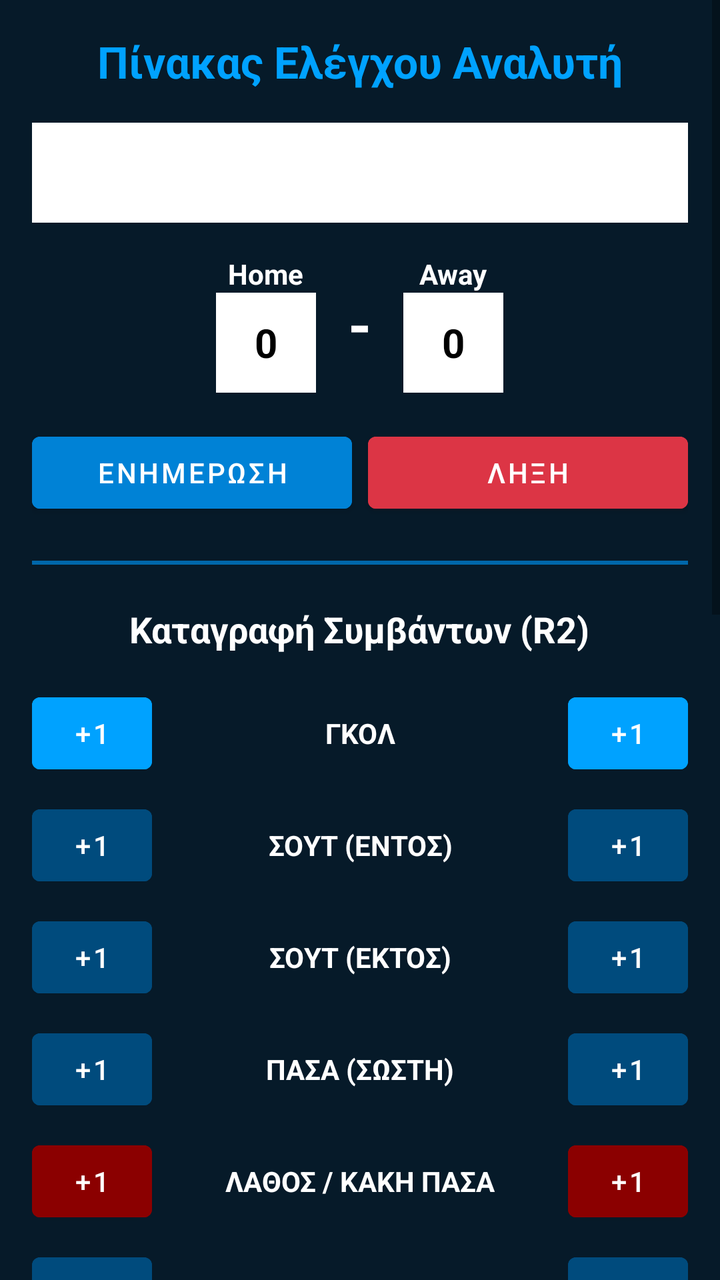
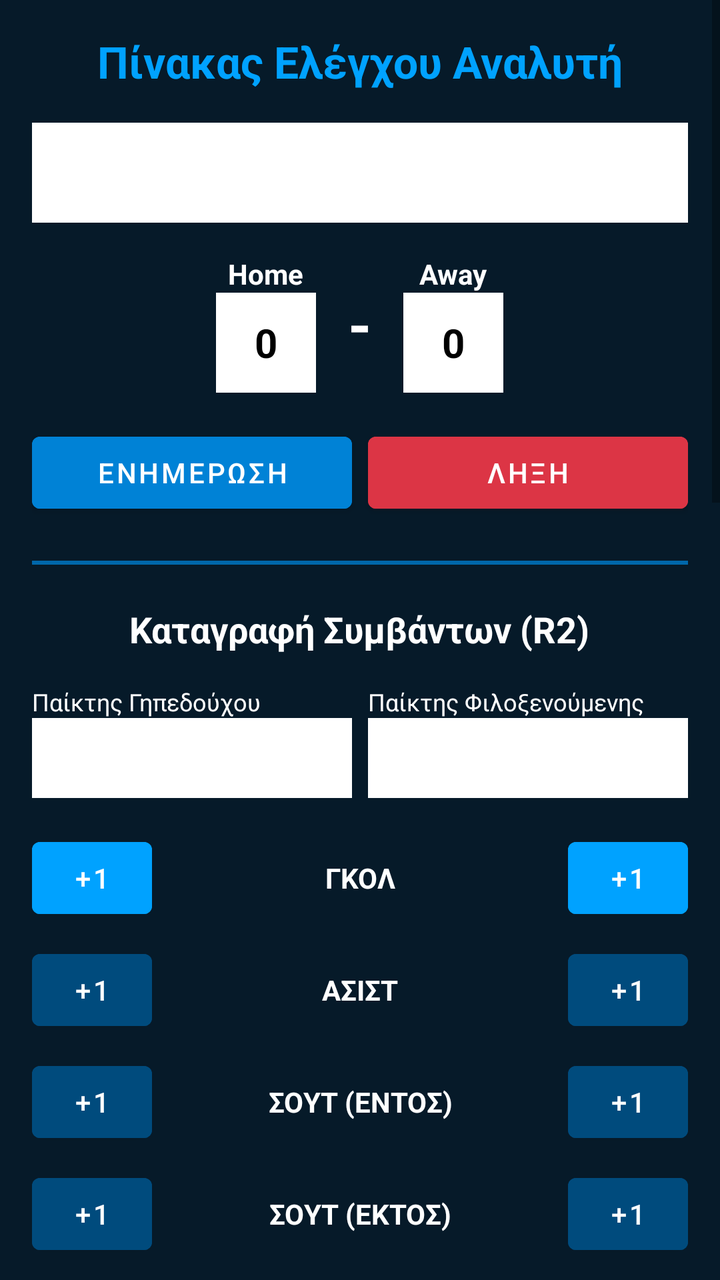

Before-and-after screenshots of an Android layout around one commit, followed by the original layout XML and the change that was made.
<!-- AndroidManifest.xml: application theme Theme.Tempproject -->
<!-- res/layout/activity_manage_match.xml -->
<?xml version="1.0" encoding="utf-8"?>
<ScrollView xmlns:android="http://schemas.android.com/apk/res/android"
    xmlns:app="http://schemas.android.com/apk/res-auto"
    android:layout_width="match_parent"
    android:layout_height="match_parent"
    android:background="@color/palette_blue_6"
    android:fillViewport="true">

    <LinearLayout
        android:layout_width="match_parent"
        android:layout_height="wrap_content"
        android:orientation="vertical"
        android:padding="16dp"
        android:gravity="center_horizontal">

        <TextView
            android:layout_width="wrap_content"
            android:layout_height="wrap_content"
            android:text="Πίνακας Ελέγχου Αναλυτή"
            android:textSize="22sp"
            android:textStyle="bold"
            android:textColor="@color/palette_blue_1"
            android:layout_marginBottom="16dp"/>

        <Spinner
            android:id="@+id/matchSpinner"
            android:layout_width="match_parent"
            android:layout_height="50dp"
            android:background="@color/white"
            android:layout_marginBottom="16dp"/>

        <LinearLayout
            android:layout_width="match_parent"
            android:layout_height="wrap_content"
            android:orientation="horizontal"
            android:gravity="center"
            android:layout_marginBottom="16dp">

            <LinearLayout
                android:layout_width="wrap_content"
                android:layout_height="wrap_content"
                android:orientation="vertical"
                android:gravity="center"
                android:layout_marginEnd="16dp">
                <TextView
                    android:id="@+id/homeTeamTxt"
                    android:layout_width="wrap_content"
                    android:layout_height="wrap_content"
                    android:text="Home"
                    android:textColor="@color/white"
                    android:textStyle="bold"/>
                <TextView
                    android:id="@+id/homeScoreInput"
                    android:layout_width="50dp"
                    android:layout_height="50dp"
                    android:text="0"
                    android:gravity="center"
                    android:textSize="20sp"
                    android:textColor="@color/black"
                    android:textStyle="bold"
                    android:background="@color/white"/>
            </LinearLayout>

            <TextView
                android:layout_width="wrap_content"
                android:layout_height="wrap_content"
                android:text="-"
                android:textColor="@color/white"
                android:textSize="30sp"
                android:textStyle="bold"/>

            <LinearLayout
                android:layout_width="wrap_content"
                android:layout_height="wrap_content"
                android:orientation="vertical"
                android:gravity="center"
                android:layout_marginStart="16dp">
                <TextView
                    android:id="@+id/awayTeamTxt"
                    android:layout_width="wrap_content"
                    android:layout_height="wrap_content"
                    android:text="Away"
                    android:textColor="@color/white"
                    android:textStyle="bold"/>
                <TextView
                    android:id="@+id/awayScoreInput"
                    android:layout_width="50dp"
                    android:layout_height="50dp"
                    android:text="0"
                    android:gravity="center"
                    android:textSize="20sp"
                    android:textColor="@color/black"
                    android:textStyle="bold"
                    android:background="@color/white"/>
            </LinearLayout>
        </LinearLayout>

        <LinearLayout
            android:layout_width="match_parent"
            android:layout_height="wrap_content"
            android:orientation="horizontal">
            <Button
                android:id="@+id/btnUpdateScore"
                android:layout_width="0dp"
                android:layout_height="wrap_content"
                android:layout_weight="1"
                android:layout_marginEnd="4dp"
                android:text="Ενημερωση"
                android:backgroundTint="@color/palette_blue_2"/>
            <Button
                android:id="@+id/btnFinishMatch"
                android:layout_width="0dp"
                android:layout_height="wrap_content"
                android:layout_weight="1"
                android:layout_marginStart="4dp"
                android:text="Ληξη"
                android:backgroundTint="#dc3545"/>
        </LinearLayout>

        <View android:layout_width="match_parent" android:layout_height="2dp" android:background="@color/palette_blue_3" android:layout_marginTop="20dp" android:layout_marginBottom="20dp"/>

        <TextView
            android:layout_width="wrap_content"
            android:layout_height="wrap_content"
            android:text="Καταγραφή Συμβάντων (R2)"
            android:textColor="@color/white"
            android:textSize="18sp"
            android:textStyle="bold"
            android:layout_marginBottom="16dp"/>

        <LinearLayout android:layout_width="match_parent" android:layout_height="wrap_content" android:orientation="horizontal" android:gravity="center" android:layout_marginBottom="8dp">
            <Button android:id="@+id/btnHomeGoal" android:layout_width="60dp" android:layout_height="wrap_content" android:text="+1" android:backgroundTint="@color/palette_blue_1"/>
            <TextView android:layout_width="0dp" android:layout_height="wrap_content" android:layout_weight="1" android:text="ΓΚΟΛ" android:textColor="@color/white" android:gravity="center" android:textStyle="bold"/>
            <Button android:id="@+id/btnAwayGoal" android:layout_width="60dp" android:layout_height="wrap_content" android:text="+1" android:backgroundTint="@color/palette_blue_1"/>
        </LinearLayout>

        <LinearLayout android:layout_width="match_parent" android:layout_height="wrap_content" android:orientation="horizontal" android:gravity="center" android:layout_marginBottom="8dp">
            <Button android:id="@+id/btnHomeShotOn" android:layout_width="60dp" android:layout_height="wrap_content" android:text="+1" android:backgroundTint="@color/palette_blue_4"/>
            <TextView android:layout_width="0dp" android:layout_height="wrap_content" android:layout_weight="1" android:text="ΣΟΥΤ (ΕΝΤΟΣ)" android:textColor="@color/white" android:gravity="center" android:textStyle="bold"/>
            <Button android:id="@+id/btnAwayShotOn" android:layout_width="60dp" android:layout_height="wrap_content" android:text="+1" android:backgroundTint="@color/palette_blue_4"/>
        </LinearLayout>

        <LinearLayout android:layout_width="match_parent" android:layout_height="wrap_content" android:orientation="horizontal" android:gravity="center" android:layout_marginBottom="8dp">
            <Button android:id="@+id/btnHomeShotOff" android:layout_width="60dp" android:layout_height="wrap_content" android:text="+1" android:backgroundTint="@color/palette_blue_4"/>
            <TextView android:layout_width="0dp" android:layout_height="wrap_content" android:layout_weight="1" android:text="ΣΟΥΤ (ΕΚΤΟΣ)" android:textColor="@color/white" android:gravity="center" android:textStyle="bold"/>
            <Button android:id="@+id/btnAwayShotOff" android:layout_width="60dp" android:layout_height="wrap_content" android:text="+1" android:backgroundTint="@color/palette_blue_4"/>
        </LinearLayout>

        <LinearLayout android:layout_width="match_parent" android:layout_height="wrap_content" android:orientation="horizontal" android:gravity="center" android:layout_marginBottom="8dp">
            <Button android:id="@+id/btnHomePassSucc" android:layout_width="60dp" android:layout_height="wrap_content" android:text="+1" android:backgroundTint="@color/palette_blue_4"/>
            <TextView android:layout_width="0dp" android:layout_height="wrap_content" android:layout_weight="1" android:text="ΠΑΣΑ (ΣΩΣΤΗ)" android:textColor="@color/white" android:gravity="center" android:textStyle="bold"/>
            <Button android:id="@+id/btnAwayPassSucc" android:layout_width="60dp" android:layout_height="wrap_content" android:text="+1" android:backgroundTint="@color/palette_blue_4"/>
        </LinearLayout>

        <LinearLayout android:layout_width="match_parent" android:layout_height="wrap_content" android:orientation="horizontal" android:gravity="center" android:layout_marginBottom="8dp">
            <Button android:id="@+id/btnHomePassFail" android:layout_width="60dp" android:layout_height="wrap_content" android:text="+1" android:backgroundTint="#8B0000"/>
            <TextView android:layout_width="0dp" android:layout_height="wrap_content" android:layout_weight="1" android:text="ΛΑΘΟΣ / ΚΑΚΗ ΠΑΣΑ" android:textColor="@color/white" android:gravity="center" android:textStyle="bold"/>
            <Button android:id="@+id/btnAwayPassFail" android:layout_width="60dp" android:layout_height="wrap_content" android:text="+1" android:backgroundTint="#8B0000"/>
        </LinearLayout>

        <LinearLayout android:layout_width="match_parent" android:layout_height="wrap_content" android:orientation="horizontal" android:gravity="center" android:layout_marginBottom="8dp">
            <Button android:id="@+id/btnHomeTackleSucc" android:layout_width="60dp" android:layout_height="wrap_content" android:text="+1" android:backgroundTint="@color/palette_blue_4"/>
            <TextView android:layout_width="0dp" android:layout_height="wrap_content" android:layout_weight="1" android:text="ΤΑΚΛΙΝ (ΕΠΙΤΥΧΕΣ)" android:textColor="@color/white" android:gravity="center" android:textStyle="bold"/>
            <Button android:id="@+id/btnAwayTackleSucc" android:layout_width="60dp" android:layout_height="wrap_content" android:text="+1" android:backgroundTint="@color/palette_blue_4"/>
        </LinearLayout>

        <LinearLayout android:layout_width="match_parent" android:layout_height="wrap_content" android:orientation="horizontal" android:gravity="center" android:layout_marginBottom="8dp">
            <Button android:id="@+id/btnHomeCross" android:layout_width="60dp" android:layout_height="wrap_content" android:text="+1" android:backgroundTint="@color/palette_blue_4"/>
            <TextView android:layout_width="0dp" android:layout_height="wrap_content" android:layout_weight="1" android:text="ΣΕΝΤΡΑ" android:textColor="@color/white" android:gravity="center" android:textStyle="bold"/>
            <Button android:id="@+id/btnAwayCross" android:layout_width="60dp" android:layout_height="wrap_content" android:text="+1" android:backgroundTint="@color/palette_blue_4"/>
        </LinearLayout>

        <LinearLayout android:layout_width="match_parent" android:layout_height="wrap_content" android:orientation="horizontal" android:gravity="center" android:layout_marginBottom="8dp">
            <Button android:id="@+id/btnHomeAssist" android:layout_width="60dp" android:layout_height="wrap_content" android:text="+1" android:backgroundTint="@color/palette_blue_4"/>
            <TextView android:layout_width="0dp" android:layout_height="wrap_content" android:layout_weight="1" android:text="ΑΣΙΣΤ" android:textColor="@color/white" android:gravity="center" android:textStyle="bold"/>
            <Button android:id="@+id/btnAwayAssist" android:layout_width="60dp" android:layout_height="wrap_content" android:text="+1" android:backgroundTint="@color/palette_blue_4"/>
        </LinearLayout>

        <LinearLayout android:layout_width="match_parent" android:layout_height="wrap_content" android:orientation="horizontal" android:gravity="center" android:layout_marginBottom="8dp">
            <Button android:id="@+id/btnHomeFoul" android:layout_width="60dp" android:layout_height="wrap_content" android:text="+1" android:backgroundTint="@color/palette_blue_4"/>
            <TextView android:layout_width="0dp" android:layout_height="wrap_content" android:layout_weight="1" android:text="ΦΑΟΥΛ ΚΑΤΑ" android:textColor="@color/white" android:gravity="center" android:textStyle="bold"/>
            <Button android:id="@+id/btnAwayFoul" android:layout_width="60dp" android:layout_height="wrap_content" android:text="+1" android:backgroundTint="@color/palette_blue_4"/>
        </LinearLayout>

        <LinearLayout android:layout_width="match_parent" android:layout_height="wrap_content" android:orientation="horizontal" android:gravity="center" android:layout_marginBottom="8dp">
            <Button android:id="@+id/btnHomeCorner" android:layout_width="60dp" android:layout_height="wrap_content" android:text="+1" android:backgroundTint="@color/palette_blue_4"/>
            <TextView android:layout_width="0dp" android:layout_height="wrap_content" android:layout_weight="1" android:text="ΚΟΡΝΕΡ" android:textColor="@color/white" android:gravity="center" android:textStyle="bold"/>
            <Button android:id="@+id/btnAwayCorner" android:layout_width="60dp" android:layout_height="wrap_content" android:text="+1" android:backgroundTint="@color/palette_blue_4"/>
        </LinearLayout>

        <LinearLayout android:layout_width="match_parent" android:layout_height="wrap_content" android:orientation="horizontal" android:gravity="center" android:layout_marginBottom="8dp">
            <Button android:id="@+id/btnHomeYellow" android:layout_width="60dp" android:layout_height="wrap_content" android:text="+1" android:backgroundTint="#FBC02D" android:textColor="@color/black"/>
            <TextView android:layout_width="0dp" android:layout_height="wrap_content" android:layout_weight="1" android:text="ΚΙΤΡΙΝΕΣ" android:textColor="@color/white" android:gravity="center" android:textStyle="bold"/>
            <Button android:id="@+id/btnAwayYellow" android:layout_width="60dp" android:layout_height="wrap_content" android:text="+1" android:backgroundTint="#FBC02D" android:textColor="@color/black"/>
        </LinearLayout>

        <LinearLayout android:layout_width="match_parent" android:layout_height="wrap_content" android:orientation="horizontal" android:gravity="center" android:layout_marginBottom="8dp">
            <Button android:id="@+id/btnHomeRed" android:layout_width="60dp" android:layout_height="wrap_content" android:text="+1" android:backgroundTint="#D32F2F" android:textColor="@color/white"/>
            <TextView android:layout_width="0dp" android:layout_height="wrap_content" android:layout_weight="1" android:text="ΚΟΚΚΙΝΕΣ" android:textColor="@color/white" android:gravity="center" android:textStyle="bold"/>
            <Button android:id="@+id/btnAwayRed" android:layout_width="60dp" android:layout_height="wrap_content" android:text="+1" android:backgroundTint="#D32F2F" android:textColor="@color/white"/>
        </LinearLayout>

        <View android:layout_width="match_parent" android:layout_height="2dp" android:background="@color/palette_blue_3" android:layout_marginTop="16dp" android:layout_marginBottom="20dp"/>

        <TextView
            android:layout_width="wrap_content"
            android:layout_height="wrap_content"
            android:text="Αλλαγές Παικτών (R1)"
            android:textColor="@color/white"
            android:textSize="18sp"
            android:textStyle="bold"
            android:layout_marginBottom="16dp"/>

        <LinearLayout
            android:layout_width="match_parent"
            android:layout_height="wrap_content"
            android:orientation="vertical"
            android:background="@color/palette_blue_5"
            android:padding="12dp">

            <TextView android:layout_width="match_parent" android:layout_height="wrap_content" android:text="Παίκτης ΕΚΤΟΣ (Βασικός):" android:textColor="@color/white"/>
            <Spinner android:id="@+id/spinnerPlayerOut" android:layout_width="match_parent" android:layout_height="40dp" android:background="@color/white" android:layout_marginBottom="10dp" android:layout_marginTop="4dp"/>

            <TextView android:layout_width="match_parent" android:layout_height="wrap_content" android:text="Παίκτης ΕΝΤΟΣ (Αναπληρωματικός):" android:textColor="@color/white"/>
            <Spinner android:id="@+id/spinnerPlayerIn" android:layout_width="match_parent" android:layout_height="40dp" android:background="@color/white" android:layout_marginBottom="16dp" android:layout_marginTop="4dp"/>

            <Button
                android:id="@+id/btnSubstitute"
                android:layout_width="match_parent"
                android:layout_height="wrap_content"
                android:text="Καταχωρηση Αλλαγης"
                android:backgroundTint="@color/palette_blue_2"/>
        </LinearLayout>

    </LinearLayout>
</ScrollView>
<!-- resources referenced by this layout -->
<resources>
  <color name="black">#FF000000</color>
  <color name="palette_blue_1">#FF00A2FF</color>
  <color name="palette_blue_2">#FF0082D6</color>
  <color name="palette_blue_3">#FF0067AA</color>
  <color name="palette_blue_4">#FF004B7D</color>
  <color name="palette_blue_5">#FF003058</color>
  <color name="palette_blue_6">#FF061A29</color>
  <color name="white">#FFFFFFFF</color>
  <style name="Theme.Tempproject" parent="Theme.MaterialComponents.DayNight.DarkActionBar">
          
          <item name="colorPrimary">@color/purple_500</item>
          <item name="colorPrimaryVariant">@color/purple_700</item>
          <item name="colorOnPrimary">@color/white</item>
          
          <item name="colorSecondary">@color/teal_200</item>
          <item name="colorSecondaryVariant">@color/teal_700</item>
          <item name="colorOnSecondary">@color/black</item>
  
          <item name="android:statusBarColor">?attr/colorPrimaryVariant</item>
  
      </style>
  <color name="purple_500">#FF6200EE</color>
  <color name="purple_700">#FF3700B3</color>
  <color name="teal_200">#FF03DAC5</color>
  <color name="teal_700">#FF018786</color>
</resources>

<!-- the commit's change to res/layout/activity_manage_match.xml (unified diff, before → after) -->
@@ -128,6 +128,33 @@
             android:textStyle="bold"
             android:layout_marginBottom="16dp"/>
 
+        <LinearLayout
+            android:layout_width="match_parent"
+            android:layout_height="wrap_content"
+            android:orientation="horizontal"
+            android:layout_marginBottom="16dp">
+
+            <LinearLayout
+                android:layout_width="0dp"
+                android:layout_height="wrap_content"
+                android:layout_weight="1"
+                android:orientation="vertical"
+                android:layout_marginEnd="4dp">
+                <TextView android:layout_width="wrap_content" android:layout_height="wrap_content" android:text="Παίκτης Γηπεδούχου" android:textColor="@color/white" android:textSize="12sp"/>
+                <Spinner android:id="@+id/spinnerHomePlayer" android:layout_width="match_parent" android:layout_height="40dp" android:background="@color/white"/>
+            </LinearLayout>
+
+            <LinearLayout
+                android:layout_width="0dp"
+                android:layout_height="wrap_content"
+                android:layout_weight="1"
+                android:orientation="vertical"
+                android:layout_marginStart="4dp">
+                <TextView android:layout_width="wrap_content" android:layout_height="wrap_content" android:text="Παίκτης Φιλοξενούμενης" android:textColor="@color/white" android:textSize="12sp"/>
+                <Spinner android:id="@+id/spinnerAwayPlayer" android:layout_width="match_parent" android:layout_height="40dp" android:background="@color/white"/>
+            </LinearLayout>
+        </LinearLayout>
+
         <LinearLayout android:layout_width="match_parent" android:layout_height="wrap_content" android:orientation="horizontal" android:gravity="center" android:layout_marginBottom="8dp">
             <Button android:id="@+id/btnHomeGoal" android:layout_width="60dp" android:layout_height="wrap_content" android:text="+1" android:backgroundTint="@color/palette_blue_1"/>
             <TextView android:layout_width="0dp" android:layout_height="wrap_content" android:layout_weight="1" android:text="ΓΚΟΛ" android:textColor="@color/white" android:gravity="center" android:textStyle="bold"/>
@@ -135,6 +162,12 @@
         </LinearLayout>
 
         <LinearLayout android:layout_width="match_parent" android:layout_height="wrap_content" android:orientation="horizontal" android:gravity="center" android:layout_marginBottom="8dp">
+            <Button android:id="@+id/btnHomeAssist" android:layout_width="60dp" android:layout_height="wrap_content" android:text="+1" android:backgroundTint="@color/palette_blue_4"/>
+            <TextView android:layout_width="0dp" android:layout_height="wrap_content" android:layout_weight="1" android:text="ΑΣΙΣΤ" android:textColor="@color/white" android:gravity="center" android:textStyle="bold"/>
+            <Button android:id="@+id/btnAwayAssist" android:layout_width="60dp" android:layout_height="wrap_content" android:text="+1" android:backgroundTint="@color/palette_blue_4"/>
+        </LinearLayout>
+
+        <LinearLayout android:layout_width="match_parent" android:layout_height="wrap_content" android:orientation="horizontal" android:gravity="center" android:layout_marginBottom="8dp">
             <Button android:id="@+id/btnHomeShotOn" android:layout_width="60dp" android:layout_height="wrap_content" android:text="+1" android:backgroundTint="@color/palette_blue_4"/>
             <TextView android:layout_width="0dp" android:layout_height="wrap_content" android:layout_weight="1" android:text="ΣΟΥΤ (ΕΝΤΟΣ)" android:textColor="@color/white" android:gravity="center" android:textStyle="bold"/>
             <Button android:id="@+id/btnAwayShotOn" android:layout_width="60dp" android:layout_height="wrap_content" android:text="+1" android:backgroundTint="@color/palette_blue_4"/>
@@ -154,8 +187,14 @@
 
         <LinearLayout android:layout_width="match_parent" android:layout_height="wrap_content" android:orientation="horizontal" android:gravity="center" android:layout_marginBottom="8dp">
             <Button android:id="@+id/btnHomePassFail" android:layout_width="60dp" android:layout_height="wrap_content" android:text="+1" android:backgroundTint="#8B0000"/>
-            <TextView android:layout_width="0dp" android:layout_height="wrap_content" android:layout_weight="1" android:text="ΛΑΘΟΣ / ΚΑΚΗ ΠΑΣΑ" android:textColor="@color/white" android:gravity="center" android:textStyle="bold"/>
+            <TextView android:layout_width="0dp" android:layout_height="wrap_content" android:layout_weight="1" android:text="ΚΑΚΗ ΠΑΣΑ" android:textColor="@color/white" android:gravity="center" android:textStyle="bold"/>
             <Button android:id="@+id/btnAwayPassFail" android:layout_width="60dp" android:layout_height="wrap_content" android:text="+1" android:backgroundTint="#8B0000"/>
+        </LinearLayout>
+
+        <LinearLayout android:layout_width="match_parent" android:layout_height="wrap_content" android:orientation="horizontal" android:gravity="center" android:layout_marginBottom="8dp">
+            <Button android:id="@+id/btnHomeError" android:layout_width="60dp" android:layout_height="wrap_content" android:text="+1" android:backgroundTint="#8B0000"/>
+            <TextView android:layout_width="0dp" android:layout_height="wrap_content" android:layout_weight="1" android:text="ΛΑΘΟΣ" android:textColor="@color/white" android:gravity="center" android:textStyle="bold"/>
+            <Button android:id="@+id/btnAwayError" android:layout_width="60dp" android:layout_height="wrap_content" android:text="+1" android:backgroundTint="#8B0000"/>
         </LinearLayout>
 
         <LinearLayout android:layout_width="match_parent" android:layout_height="wrap_content" android:orientation="horizontal" android:gravity="center" android:layout_marginBottom="8dp">
@@ -165,15 +204,27 @@
         </LinearLayout>
 
         <LinearLayout android:layout_width="match_parent" android:layout_height="wrap_content" android:orientation="horizontal" android:gravity="center" android:layout_marginBottom="8dp">
+            <Button android:id="@+id/btnHomeTackleFail" android:layout_width="60dp" android:layout_height="wrap_content" android:text="+1" android:backgroundTint="#8B0000"/>
+            <TextView android:layout_width="0dp" android:layout_height="wrap_content" android:layout_weight="1" android:text="ΤΑΚΛΙΝ (ΧΑΜΕΝΟ)" android:textColor="@color/white" android:gravity="center" android:textStyle="bold"/>
+            <Button android:id="@+id/btnAwayTackleFail" android:layout_width="60dp" android:layout_height="wrap_content" android:text="+1" android:backgroundTint="#8B0000"/>
+        </LinearLayout>
+
+        <LinearLayout android:layout_width="match_parent" android:layout_height="wrap_content" android:orientation="horizontal" android:gravity="center" android:layout_marginBottom="8dp">
             <Button android:id="@+id/btnHomeCross" android:layout_width="60dp" android:layout_height="wrap_content" android:text="+1" android:backgroundTint="@color/palette_blue_4"/>
-            <TextView android:layout_width="0dp" android:layout_height="wrap_content" android:layout_weight="1" android:text="ΣΕΝΤΡΑ" android:textColor="@color/white" android:gravity="center" android:textStyle="bold"/>
+            <TextView android:layout_width="0dp" android:layout_height="wrap_content" android:layout_weight="1" android:text="ΣΕΝΤΡΑ (ΕΠΙΤΥΧΗΣ)" android:textColor="@color/white" android:gravity="center" android:textStyle="bold"/>
             <Button android:id="@+id/btnAwayCross" android:layout_width="60dp" android:layout_height="wrap_content" android:text="+1" android:backgroundTint="@color/palette_blue_4"/>
         </LinearLayout>
 
         <LinearLayout android:layout_width="match_parent" android:layout_height="wrap_content" android:orientation="horizontal" android:gravity="center" android:layout_marginBottom="8dp">
-            <Button android:id="@+id/btnHomeAssist" android:layout_width="60dp" android:layout_height="wrap_content" android:text="+1" android:backgroundTint="@color/palette_blue_4"/>
-            <TextView android:layout_width="0dp" android:layout_height="wrap_content" android:layout_weight="1" android:text="ΑΣΙΣΤ" android:textColor="@color/white" android:gravity="center" android:textStyle="bold"/>
-            <Button android:id="@+id/btnAwayAssist" android:layout_width="60dp" android:layout_height="wrap_content" android:text="+1" android:backgroundTint="@color/palette_blue_4"/>
+            <Button android:id="@+id/btnHomeCrossFail" android:layout_width="60dp" android:layout_height="wrap_content" android:text="+1" android:backgroundTint="#8B0000"/>
+            <TextView android:layout_width="0dp" android:layout_height="wrap_content" android:layout_weight="1" android:text="ΣΕΝΤΡΑ (ΧΑΜΕΝΗ)" android:textColor="@color/white" android:gravity="center" android:textStyle="bold"/>
+            <Button android:id="@+id/btnAwayCrossFail" android:layout_width="60dp" android:layout_height="wrap_content" android:text="+1" android:backgroundTint="#8B0000"/>
+        </LinearLayout>
+
+        <LinearLayout android:layout_width="match_parent" android:layout_height="wrap_content" android:orientation="horizontal" android:gravity="center" android:layout_marginBottom="8dp">
+            <Button android:id="@+id/btnHomeFoulWon" android:layout_width="60dp" android:layout_height="wrap_content" android:text="+1" android:backgroundTint="@color/palette_blue_4"/>
+            <TextView android:layout_width="0dp" android:layout_height="wrap_content" android:layout_weight="1" android:text="ΦΑΟΥΛ ΥΠΕΡ" android:textColor="@color/white" android:gravity="center" android:textStyle="bold"/>
+            <Button android:id="@+id/btnAwayFoulWon" android:layout_width="60dp" android:layout_height="wrap_content" android:text="+1" android:backgroundTint="@color/palette_blue_4"/>
         </LinearLayout>
 
         <LinearLayout android:layout_width="match_parent" android:layout_height="wrap_content" android:orientation="horizontal" android:gravity="center" android:layout_marginBottom="8dp">
